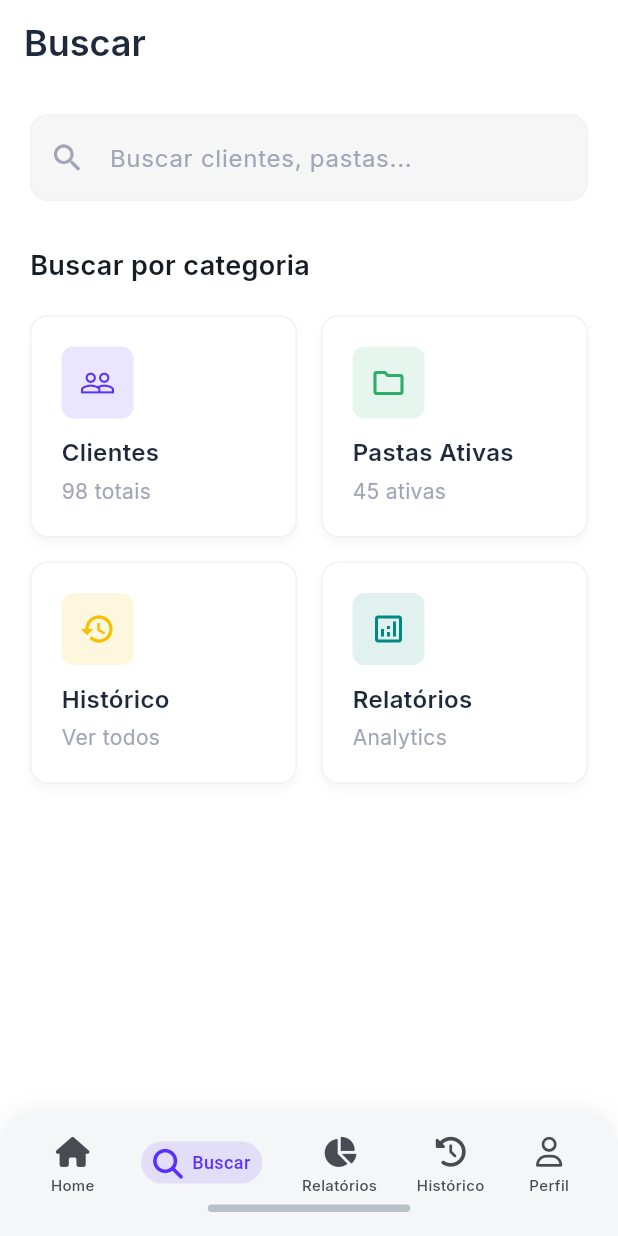
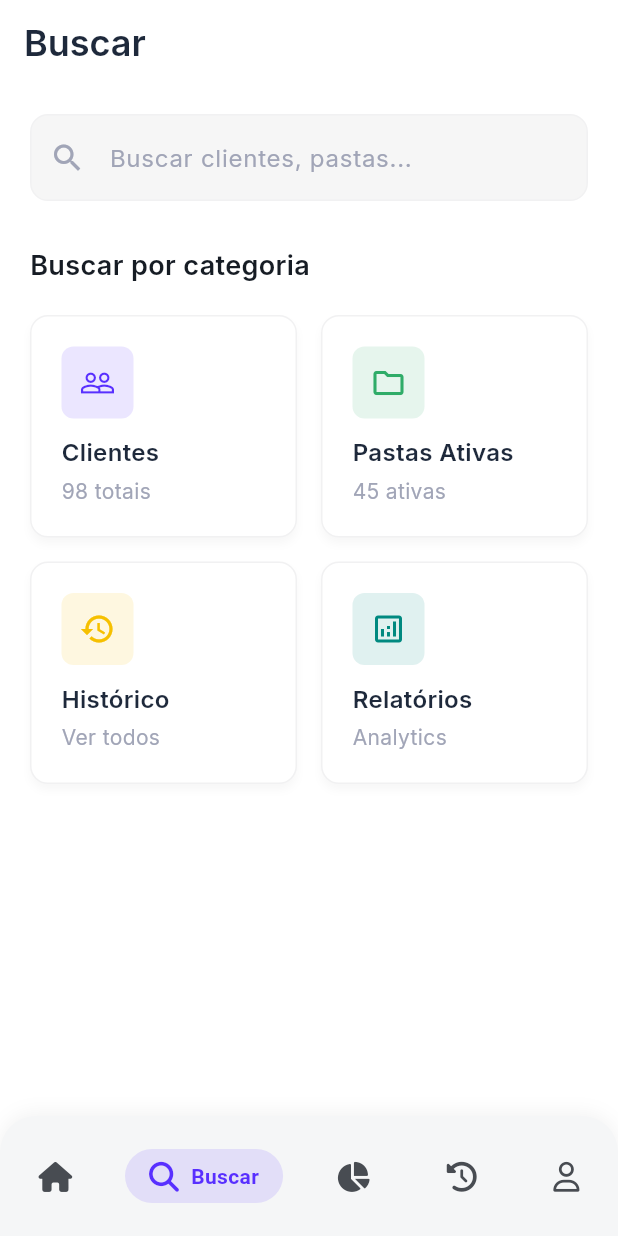
Before and after one commit to gabrielmaialva33/yol-benicio-app, a Flutter app: the MainNavigator screen opened directly, swiped to page 2, on a phone screen of 412 x 824 dp. Run offline on Flutter 3.47's test engine with Material 3 defaults, Android fonts, the phone set to English and light mode, and no system bars; our stand-ins replace flutter_svg, font_awesome_flutter, google_fonts, shared_preferences; accounts and stored records are empty.

Commit message:
chore: refactor bottom_navigation with layout simplification, haptic feedback, and animation enhancements

```diff
--- a/lib/features/navigation/bottom_navigation.dart
+++ b/lib/features/navigation/bottom_navigation.dart
@@ -1,4 +1,5 @@
 import 'package:flutter/material.dart';
+import 'package:flutter/services.dart';
 import 'package:font_awesome_flutter/font_awesome_flutter.dart';
 
 class YolBottomNavigation extends StatelessWidget {
@@ -14,6 +15,7 @@ class YolBottomNavigation extends StatelessWidget {
   @override
   Widget build(BuildContext context) {
     return Container(
+      height: 80,
       decoration: BoxDecoration(
         color: const Color(0xFFF5F6F7),
         borderRadius: const BorderRadius.only(
@@ -29,12 +31,7 @@ class YolBottomNavigation extends StatelessWidget {
         ],
       ),
       child: SafeArea(
-        child: Container(
-          height: 83,
-          padding: const EdgeInsets.symmetric(horizontal: 16, vertical: 12),
-          child: Column(
-            children: [
-              Row(
+        child: Row(
           mainAxisAlignment: MainAxisAlignment.spaceAround,
           children: [
             _buildNavItem(
@@ -69,19 +66,6 @@ class YolBottomNavigation extends StatelessWidget {
             ),
           ],
         ),
-              const SizedBox(height: 6),
-              // Linha indicadora inferior
-              Container(
-                width: 135,
-                height: 5,
-                decoration: BoxDecoration(
-                  color: const Color(0xFFB9C0C9),
-                  borderRadius: BorderRadius.circular(100),
-                ),
-              ),
-            ],
-          ),
-        ),
       ),
     );
   }
@@ -93,13 +77,15 @@ class YolBottomNavigation extends StatelessWidget {
     required bool isActive,
   }) {
     return GestureDetector(
-      onTap: () => onTap(index),
-      child: Column(
-        mainAxisSize: MainAxisSize.min,
-        children: [
-          AnimatedContainer(
-            duration: const Duration(milliseconds: 200),
-            padding: const EdgeInsets.symmetric(horizontal: 8, vertical: 4),
+      onTap: () {
+        onTap(index);
+        HapticFeedback.lightImpact();
+      },
+      behavior: HitTestBehavior.translucent,
+      child: AnimatedContainer(
+        duration: const Duration(milliseconds: 300),
+        curve: Curves.easeInOut,
+        padding: const EdgeInsets.symmetric(horizontal: 16, vertical: 8),
         decoration: BoxDecoration(
           color: isActive
               ? const Color(0xFF582FFF).withOpacity(0.12)
@@ -112,38 +98,31 @@ class YolBottomNavigation extends StatelessWidget {
             FaIcon(
               icon,
               size: 20,
-                  color: isActive
-                      ? const Color(0xFF582FFF)
-                      : const Color(0xFF484C52),
+              color:
+                  isActive ? const Color(0xFF582FFF) : const Color(0xFF484C52),
             ),
+            AnimatedSize(
+              duration: const Duration(milliseconds: 300),
+              curve: Curves.easeInOut,
+              child: Row(
+                children: [
                   if (isActive) ...[
-                  const SizedBox(width: 6),
+                    const SizedBox(width: 8),
                     Text(
                       label,
-                    style: TextStyle(
+                      style: const TextStyle(
                         fontFamily: 'Poppins',
-                      fontSize: 12,
-                      fontWeight: FontWeight.w500,
-                      color: const Color(0xFF582FFF),
+                        fontSize: 14,
+                        fontWeight: FontWeight.w600,
+                        color: Color(0xFF582FFF),
                       ),
                     ),
                   ],
                 ],
               ),
             ),
-          if (!isActive) ...[
-            const SizedBox(height: 2),
-            Text(
-              label,
-              style: const TextStyle(
-                fontFamily: 'Inter',
-                fontSize: 10,
-                fontWeight: FontWeight.w500,
-                color: Color(0xFF484C52),
+          ],
         ),
-            ),
-          ],
-        ],
       ),
     );
   }
```
Lines whose indentation alone changed are shown as unchanged.
